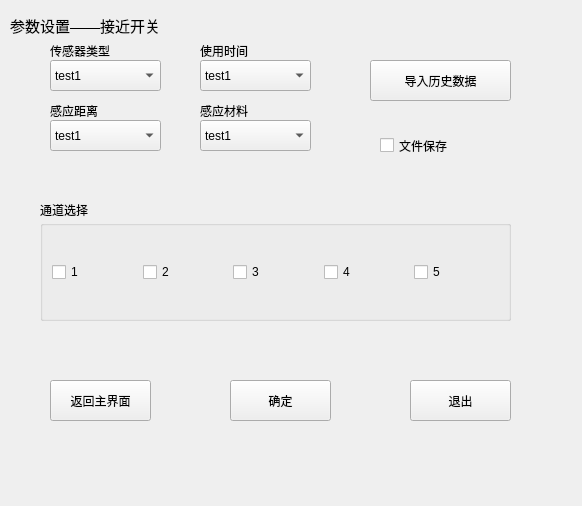
This is ui_param/paramwin_proximityswitch.ui in Dirck-YHP/Proj_sensor_detect as Qt 5 draws it before an edit. The edited form follows.
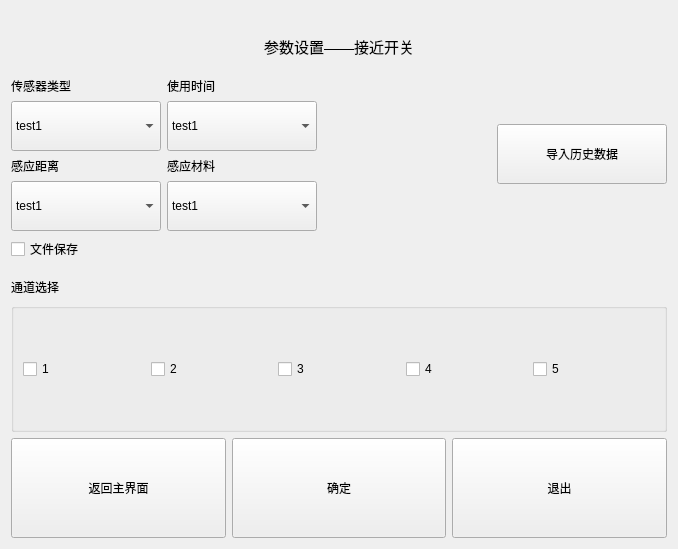
This is the edited form.

Diff of the .ui file:
```diff
--- a/ui_param/paramwin_proximityswitch.ui
+++ b/ui_param/paramwin_proximityswitch.ui
@@ -6,21 +6,27 @@
    <rect>
     <x>0</x>
     <y>0</y>
-    <width>582</width>
-    <height>506</height>
+    <width>678</width>
+    <height>549</height>
    </rect>
   </property>
   <property name="windowTitle">
    <string>参数设置_接近开关</string>
   </property>
+  <layout class="QGridLayout" name="gridLayout_2">
+   <item row="0" column="0">
   <widget class="QLabel" name="label">
-   <property name="geometry">
-    <rect>
-     <x>10</x>
-     <y>10</y>
-     <width>271</width>
-     <height>31</height>
-    </rect>
+     <property name="minimumSize">
+      <size>
+       <width>0</width>
+       <height>60</height>
+      </size>
+     </property>
+     <property name="maximumSize">
+      <size>
+       <width>2000</width>
+       <height>50</height>
+      </size>
    </property>
    <property name="font">
     <font>
@@ -30,134 +36,34 @@
    <property name="text">
     <string>参数设置——接近开关</string>
    </property>
-  </widget>
-  <widget class="QPushButton" name="btn_ok">
-   <property name="geometry">
-    <rect>
-     <x>230</x>
-     <y>380</y>
-     <width>101</width>
-     <height>41</height>
-    </rect>
-   </property>
-   <property name="text">
-    <string>确定</string>
-   </property>
-  </widget>
-  <widget class="QPushButton" name="btn_back_mainW">
-   <property name="geometry">
-    <rect>
-     <x>50</x>
-     <y>380</y>
-     <width>101</width>
-     <height>41</height>
-    </rect>
-   </property>
-   <property name="text">
-    <string>返回主界面</string>
-   </property>
-  </widget>
-  <widget class="QPushButton" name="btn_exit">
-   <property name="geometry">
-    <rect>
-     <x>410</x>
-     <y>380</y>
-     <width>101</width>
-     <height>41</height>
-    </rect>
-   </property>
-   <property name="text">
-    <string>退出</string>
-   </property>
-  </widget>
-  <widget class="QComboBox" name="cBox_prox_switch_type">
-   <property name="geometry">
-    <rect>
-     <x>50</x>
-     <y>60</y>
-     <width>111</width>
-     <height>31</height>
-    </rect>
-   </property>
-   <item>
-    <property name="text">
-     <string>test1</string>
-    </property>
+     <property name="alignment">
+      <set>Qt::AlignCenter</set>
+     </property>
+    </widget>
    </item>
+   <item row="1" column="0">
+    <layout class="QHBoxLayout" name="horizontalLayout_4">
    <item>
-    <property name="text">
-     <string>test2</string>
-    </property>
-   </item>
-  </widget>
-  <widget class="QLabel" name="label_2">
-   <property name="geometry">
-    <rect>
-     <x>50</x>
-     <y>40</y>
-     <width>151</width>
-     <height>21</height>
-    </rect>
-   </property>
+      <layout class="QVBoxLayout" name="verticalLayout_6">
+       <item>
+        <layout class="QHBoxLayout" name="horizontalLayout_2">
+         <item>
+          <layout class="QVBoxLayout" name="verticalLayout_2">
+           <item>
+            <widget class="QLabel" name="label_sensor_type">
    <property name="text">
     <string>传感器类型</string>
    </property>
   </widget>
-  <widget class="QPushButton" name="btn_load_data">
-   <property name="geometry">
-    <rect>
-     <x>370</x>
-     <y>60</y>
-     <width>141</width>
-     <height>41</height>
-    </rect>
-   </property>
-   <property name="text">
-    <string>导入历史数据</string>
-   </property>
-  </widget>
-  <widget class="QComboBox" name="cBox_distance">
-   <property name="geometry">
-    <rect>
-     <x>50</x>
-     <y>120</y>
-     <width>111</width>
-     <height>31</height>
-    </rect>
-   </property>
-   <item>
-    <property name="text">
-     <string>test1</string>
-    </property>
    </item>
    <item>
-    <property name="text">
-     <string>test2</string>
-    </property>
-   </item>
-  </widget>
-  <widget class="QLabel" name="label_3">
-   <property name="geometry">
-    <rect>
-     <x>50</x>
-     <y>100</y>
-     <width>141</width>
-     <height>21</height>
-    </rect>
-   </property>
-   <property name="text">
-    <string>感应距离</string>
-   </property>
-  </widget>
-  <widget class="QComboBox" name="cBox_use_time">
-   <property name="geometry">
-    <rect>
-     <x>200</x>
-     <y>60</y>
-     <width>111</width>
-     <height>31</height>
-    </rect>
-   </property>
+            <widget class="QComboBox" name="cBox_prox_switch_type">
+             <property name="minimumSize">
+              <size>
+               <width>150</width>
+               <height>50</height>
+              </size>
+             </property>
    <item>
     <property name="text">
      <string>test1</string>
@@ -169,40 +75,91 @@
     </property>
    </item>
   </widget>
-  <widget class="QLabel" name="label_4">
-   <property name="geometry">
-    <rect>
-     <x>200</x>
-     <y>40</y>
-     <width>141</width>
-     <height>21</height>
-    </rect>
-   </property>
+           </item>
+          </layout>
+         </item>
+         <item>
+          <layout class="QVBoxLayout" name="verticalLayout_5">
+           <item>
+            <widget class="QLabel" name="label_using_time">
    <property name="text">
     <string>使用时间</string>
    </property>
   </widget>
-  <widget class="QLabel" name="label_5">
-   <property name="geometry">
-    <rect>
-     <x>200</x>
-     <y>100</y>
-     <width>131</width>
-     <height>21</height>
-    </rect>
-   </property>
+           </item>
+           <item>
+            <widget class="QComboBox" name="cBox_use_time">
+             <property name="minimumSize">
+              <size>
+               <width>150</width>
+               <height>50</height>
+              </size>
+             </property>
+             <item>
+              <property name="text">
+               <string>test1</string>
+              </property>
+             </item>
+             <item>
+              <property name="text">
+               <string>test2</string>
+              </property>
+             </item>
+            </widget>
+           </item>
+          </layout>
+         </item>
+        </layout>
+       </item>
+       <item>
+        <layout class="QHBoxLayout" name="horizontalLayout_3">
+         <item>
+          <layout class="QVBoxLayout" name="verticalLayout_3">
+           <item>
+            <widget class="QLabel" name="label_sensing_dis">
+             <property name="text">
+              <string>感应距离</string>
+             </property>
+            </widget>
+           </item>
+           <item>
+            <widget class="QComboBox" name="cBox_distance">
+             <property name="minimumSize">
+              <size>
+               <width>150</width>
+               <height>50</height>
+              </size>
+             </property>
+             <item>
+              <property name="text">
+               <string>test1</string>
+              </property>
+             </item>
+             <item>
+              <property name="text">
+               <string>test2</string>
+              </property>
+             </item>
+            </widget>
+           </item>
+          </layout>
+         </item>
+         <item>
+          <layout class="QVBoxLayout" name="verticalLayout_4">
+           <item>
+            <widget class="QLabel" name="label_matirial">
    <property name="text">
     <string>感应材料</string>
    </property>
   </widget>
+           </item>
+           <item>
   <widget class="QComboBox" name="cBox_material">
-   <property name="geometry">
-    <rect>
-     <x>200</x>
-     <y>120</y>
-     <width>111</width>
-     <height>31</height>
-    </rect>
+             <property name="minimumSize">
+              <size>
+               <width>150</width>
+               <height>50</height>
+              </size>
    </property>
    <item>
     <property name="text">
@@ -215,15 +172,71 @@
     </property>
    </item>
   </widget>
+           </item>
+          </layout>
+         </item>
+        </layout>
+       </item>
+      </layout>
+     </item>
+     <item>
+      <spacer name="horizontalSpacer">
+       <property name="orientation">
+        <enum>Qt::Horizontal</enum>
+       </property>
+       <property name="sizeHint" stdset="0">
+        <size>
+         <width>40</width>
+         <height>20</height>
+        </size>
+       </property>
+      </spacer>
+     </item>
+     <item>
+      <widget class="QPushButton" name="btn_load_data">
+       <property name="minimumSize">
+        <size>
+         <width>170</width>
+         <height>60</height>
+        </size>
+       </property>
+       <property name="text">
+        <string>导入历史数据</string>
+       </property>
+      </widget>
+     </item>
+    </layout>
+   </item>
+   <item row="2" column="0">
+    <layout class="QVBoxLayout" name="verticalLayout">
+     <item>
+      <widget class="QCheckBox" name="cBox_file_save">
+       <property name="text">
+        <string>文件保存</string>
+       </property>
+      </widget>
+     </item>
+     <item>
+      <widget class="QLabel" name="label_channel">
+       <property name="minimumSize">
+        <size>
+         <width>100</width>
+         <height>30</height>
+        </size>
+       </property>
+       <property name="maximumSize">
+        <size>
+         <width>200</width>
+         <height>20</height>
+        </size>
+       </property>
+       <property name="text">
+        <string>通道选择</string>
+       </property>
+      </widget>
+     </item>
+     <item>
   <widget class="QGroupBox" name="gridGroupBox">
-   <property name="geometry">
-    <rect>
-     <x>40</x>
-     <y>220</y>
-     <width>471</width>
-     <height>101</height>
-    </rect>
-   </property>
    <layout class="QGridLayout" name="gridLayout">
     <property name="horizontalSpacing">
      <number>6</number>
@@ -265,44 +278,53 @@
     </item>
    </layout>
   </widget>
-  <widget class="QLabel" name="label_7">
-   <property name="geometry">
-    <rect>
-     <x>40</x>
-     <y>200</y>
-     <width>200</width>
-     <height>20</height>
-    </rect>
-   </property>
+     </item>
+    </layout>
+   </item>
+   <item row="3" column="0">
+    <layout class="QHBoxLayout" name="horizontalLayout">
+     <item>
+      <widget class="QPushButton" name="btn_back_mainW">
    <property name="minimumSize">
     <size>
-     <width>100</width>
-     <height>20</height>
-    </size>
-   </property>
-   <property name="maximumSize">
+         <width>200</width>
+         <height>100</height>
+        </size>
+       </property>
+       <property name="text">
+        <string>返回主界面</string>
+       </property>
+      </widget>
+     </item>
+     <item>
+      <widget class="QPushButton" name="btn_ok">
+       <property name="minimumSize">
     <size>
      <width>200</width>
-     <height>20</height>
+         <height>100</height>
     </size>
    </property>
    <property name="text">
-    <string>通道选择</string>
-   </property>
-  </widget>
-  <widget class="QCheckBox" name="cBox_file_save">
-   <property name="geometry">
-    <rect>
-     <x>380</x>
-     <y>130</y>
-     <width>111</width>
-     <height>31</height>
-    </rect>
+        <string>确定</string>
+       </property>
+      </widget>
+     </item>
+     <item>
+      <widget class="QPushButton" name="btn_exit">
+       <property name="minimumSize">
+        <size>
+         <width>200</width>
+         <height>100</height>
+        </size>
    </property>
    <property name="text">
-    <string>文件保存</string>
-   </property>
-  </widget>
+        <string>退出</string>
+       </property>
+      </widget>
+     </item>
+    </layout>
+   </item>
+  </layout>
  </widget>
  <resources/>
  <connections/>
```
Lines whose indentation alone changed are shown as unchanged.
